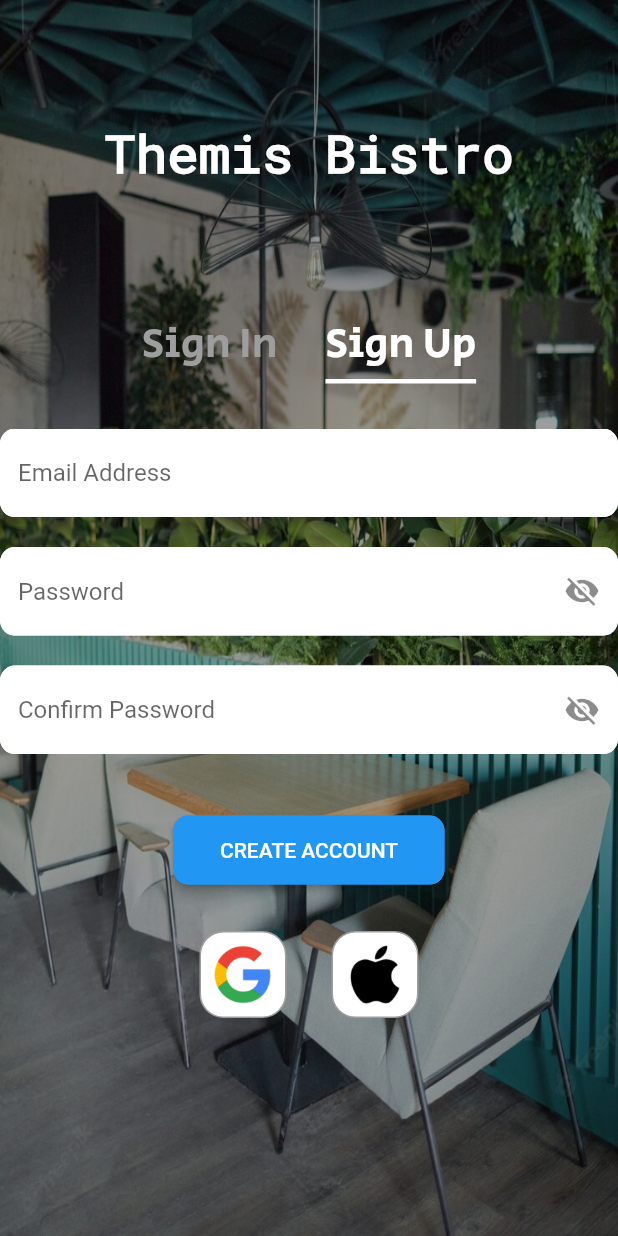
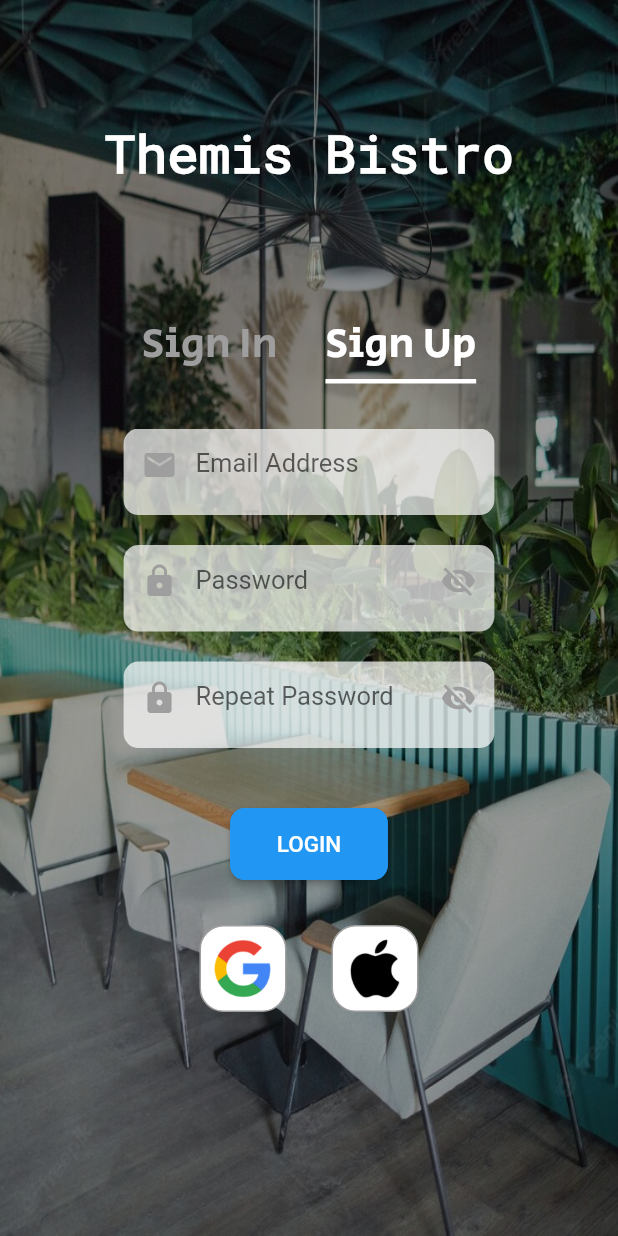
Before and after one commit to mobileapp234/Atestat, a Flutter app: the screen it shows after launch, tab 2 chosen, on a phone screen of 412 x 824 dp. Run offline on Flutter 3.47's test engine with Material 2 defaults, Android fonts, the phone set to English and light mode, and no system bars; drawn by our look-alikes of auto_size_text; our stand-ins replace curved_navigation_bar, firebase_core, google_fonts; accounts and stored records are empty.

Commit message:
sign up work

```diff
--- a/lib/Connection/objects.dart/sign.in.dart
+++ b/lib/Connection/objects.dart/sign.in.dart
@@ -8,8 +8,8 @@ class SignIn extends StatefulWidget {
 }
 
 class _SignInState extends State<SignIn> {
-  final TextEditingController _emailValue1 = TextEditingController();
-  final TextEditingController _passwordlValue1 = TextEditingController();
+  final TextEditingController _emailValue0 = TextEditingController();
+  final TextEditingController _passwordlValue0 = TextEditingController();
   bool _vizibility = true;
   void _toggleVizibility() {
     setState(() {
@@ -33,7 +33,9 @@ class _SignInState extends State<SignIn> {
     });
   }
 
-  FocusNode myFocusNode = new FocusNode();
+  FocusNode f0 = FocusNode();
+  FocusNode f1 = FocusNode();
+
 //   myFocusNode.addListener(() {
 //   setState(() {});
 // });
@@ -56,16 +58,16 @@ class _SignInState extends State<SignIn> {
                   color: Colors.white54.withOpacity(0.7),
                   borderRadius: BorderRadius.circular(10)),
               child: TextFormField(
+                onFieldSubmitted: (value) =>
+                    FocusScope.of(context).requestFocus(f1),
                 onTap: _ChangeColor0,
-                focusNode: myFocusNode,
+                focusNode: f0,
 
                 style: TextStyle(fontSize: 17),
-                controller: _emailValue1,
+                controller: _emailValue0,
                 keyboardType: TextInputType.emailAddress,
                 // textAlign: TextAlign.start,
                 decoration: InputDecoration(
-                    labelStyle: TextStyle(
-                        color: myFocusNode.hasFocus ? Colors.red : Colors.pink),
                     prefixIcon: Icon(
                       Icons.email,
                       color: culoare0,
@@ -84,11 +86,12 @@ class _SignInState extends State<SignIn> {
               decoration: BoxDecoration(
                   color: Colors.white54.withOpacity(0.7),
                   borderRadius: BorderRadius.circular(10)),
-              child: TextField(
+              child: TextFormField(
+                focusNode: f1,
                 onTap: _ChangeColor1,
                 style: TextStyle(fontSize: 17),
                 obscureText: _vizibility,
-                controller: _passwordlValue1,
+                controller: _passwordlValue0,
                 // textAlign: TextAlign.start,
                 decoration: InputDecoration(
                     suffixIcon: GestureDetector(
--- a/lib/Connection/objects.dart/sign.up.dart
+++ b/lib/Connection/objects.dart/sign.up.dart
@@ -10,11 +10,9 @@ class SignUp extends StatefulWidget {
 }
 
 class _SignUpState extends State<SignUp> {
-  final TextEditingController _emailValue2 = TextEditingController();
-
+  final TextEditingController _emailValue1 = TextEditingController();
+  final TextEditingController _passwordlValue1 = TextEditingController();
   final TextEditingController _passwordlValue2 = TextEditingController();
-  final TextEditingController _passwordlValue3 = TextEditingController();
-
   bool _vizibility0 = true;
   void _toggleVizibility0() {
     setState(() {
@@ -29,63 +27,148 @@ class _SignUpState extends State<SignUp> {
     });
   }
 
+  bool _vizibility2 = true;
+  void _toggleVizibility2() {
+    setState(() {
+      _vizibility2 = !_vizibility2;
+    });
+  }
+
+  Color color0 = Colors.grey;
+  Color color1 = Colors.grey;
+  Color color2 = Colors.grey;
+  void _ChangeColor0() {
+    setState(() {
+      color0 = Colors.black54 as Color;
+      color1 = Colors.grey as Color;
+      color2 = Colors.grey as Color;
+    });
+  }
+
+  void _ChangeColor1() {
+    setState(() {
+      color0 = Colors.black54 as Color;
+      color1 = Colors.grey as Color;
+      color2 = Colors.grey as Color;
+    });
+  }
+
+  void _ChangeColor2() {
+    setState(() {
+      color2 = Colors.black54 as Color;
+      color1 = Colors.grey as Color;
+      color0 = Colors.grey as Color;
+    });
+  }
+
+  FocusNode f0 = FocusNode();
+  FocusNode f1 = FocusNode();
   @override
   Widget build(BuildContext context) {
-    return Container(
+    return SizedBox(
       child: Center(
           child: Column(
         children: [
-          TextField(
-            //onTap: (int index){},
-            controller: _emailValue2,
-            expands: false,
-            maxLines: 1,
-            decoration: const InputDecoration(
-                filled: true,
-                fillColor: Colors.white,
+          Container(
+              height: MediaQuery.of(context).size.height * 0.07,
+              width: MediaQuery.of(context).size.width * 0.6,
+              decoration: BoxDecoration(
+                  color: Colors.white54.withOpacity(0.7),
+                  borderRadius: BorderRadius.circular(10)),
+              child: TextFormField(
+                onFieldSubmitted: (value) =>
+                    FocusScope.of(context).requestFocus(f1),
+                onTap: _ChangeColor0,
+                focusNode: f0,
+
+                style: TextStyle(fontSize: 17),
+                controller: _emailValue1,
+                keyboardType: TextInputType.emailAddress,
+                // textAlign: TextAlign.start,
+                decoration: InputDecoration(
+                    prefixIcon: Icon(
+                      Icons.email,
+                      color: color0,
+                    ),
+                    contentPadding: EdgeInsets.all(13),
+                    floatingLabelStyle: TextStyle(fontSize: 12),
+                    // filled: true,
+                    // fillColor: Colors.white,
                     hintText: 'Email Address',
-                enabledBorder: OutlineInputBorder(
-                    borderRadius: BorderRadius.all(Radius.circular(10)),
-                    borderSide: BorderSide(color: Colors.white))),
-          ),
+                    border: InputBorder.none),
+              )),
           const SizedBox(height: 20),
-          TextField(
-            controller: _passwordlValue2,
-            expands: false,
-            maxLines: 1,
+          Container(
+              height: MediaQuery.of(context).size.height * 0.07,
+              width: MediaQuery.of(context).size.width * 0.6,
+              decoration: BoxDecoration(
+                  color: Colors.white54.withOpacity(0.7),
+                  borderRadius: BorderRadius.circular(10)),
+              child: TextFormField(
+                focusNode: f1,
+                onTap: _ChangeColor1,
+                style: TextStyle(fontSize: 17),
+                obscureText: _vizibility0,
+                controller: _passwordlValue1,
+                // textAlign: TextAlign.start,
                 decoration: InputDecoration(
-                filled: true,
-                fillColor: Colors.white,
-                hintText: 'Password',
-                suffixIcon: GestureDetector(
-                  onTap: _toggleVizibility0,
-                  child: Icon(
-                      _vizibility0 ? Icons.visibility_off : Icons.visibility),
-                ),
-                enabledBorder: const OutlineInputBorder(
-                    borderRadius: BorderRadius.all(Radius.circular(10)),
-                    borderSide: BorderSide(color: Colors.white))),
-            obscureText: _vizibility0,
-          ),
-          const SizedBox(height: 20),
-          TextField(
-            controller: _passwordlValue3,
-            expands: false,
-            maxLines: 1,
-            decoration: InputDecoration(
-                filled: true,
-                fillColor: Colors.white,
-                hintText: 'Confirm Password',
                     suffixIcon: GestureDetector(
                       onTap: _toggleVizibility1,
                       child: Icon(
-                      _vizibility1 ? Icons.visibility_off : Icons.visibility),
+                        _vizibility0 ? Icons.visibility_off : Icons.visibility,
+                        color: color1,
                       ),
-                enabledBorder: const OutlineInputBorder(
-                    borderRadius: BorderRadius.all(Radius.circular(10)),
-                    borderSide: BorderSide(color: Colors.white))),
-            obscureText: _vizibility1,
                     ),
+                    labelStyle: TextStyle(
+                      color: Colors.white, //<-- SEE HERE
+                    ),
+                    prefixIcon: Icon(
+                      Icons.lock,
+                      color: color1,
+                    ),
+                    contentPadding: EdgeInsets.all(13),
+                    floatingLabelStyle: TextStyle(fontSize: 12),
+                    // filled: true,
+                    // fillColor: Colors.white,
+                    hintText: 'Password',
+                    border: InputBorder.none),
+              )),
+          const SizedBox(height: 20),
+          Container(
+              height: MediaQuery.of(context).size.height * 0.07,
+              width: MediaQuery.of(context).size.width * 0.6,
+              decoration: BoxDecoration(
+                  color: Colors.white54.withOpacity(0.7),
+                  borderRadius: BorderRadius.circular(10)),
+              child: TextFormField(
+                focusNode: f1,
+                onTap: _ChangeColor1,
+                style: TextStyle(fontSize: 17),
+                obscureText: _vizibility0,
+                controller: _passwordlValue2,
+                // textAlign: TextAlign.start,
+                decoration: InputDecoration(
+                    suffixIcon: GestureDetector(
+                      onTap: _toggleVizibility2,
+                      child: Icon(
+                        _vizibility2 ? Icons.visibility_off : Icons.visibility,
+                        color: color1,
+                      ),
+                    ),
+                    labelStyle: TextStyle(
+                      color: Colors.white,
+                    ),
+                    prefixIcon: Icon(
+                      Icons.lock,
+                      color: color1,
+                    ),
+                    contentPadding: EdgeInsets.all(13),
+                    floatingLabelStyle: TextStyle(fontSize: 12),
+                    // filled: true,
+                    // fillColor: Colors.white,
+                    hintText: 'Repeat Password',
+                    border: InputBorder.none),
+              )),
           const SizedBox(height: 40),
           ElevatedButton(
               style: ButtonStyle(
@@ -97,19 +180,11 @@ class _SignUpState extends State<SignUp> {
                       RoundedRectangleBorder(
                           borderRadius: BorderRadius.circular(10),
                           side: const BorderSide(color: Colors.blue)))),
-              onPressed: () {
-                Navigator.push(
-                  context,
-                  MaterialPageRoute(builder: (context) => const MainPage()),
-                );
-              },
+              onPressed: () {},
               child: Padding(
                 padding: const EdgeInsets.all(15),
-                child: AutoSizeText(
-                  "Create Account".toUpperCase(),
-                  style: const TextStyle(fontSize: 14),
-                  maxLines: 1,
-                ),
+                child: Text("Login".toUpperCase(),
+                    style: const TextStyle(fontSize: 15)),
               )),
           const SizedBox(height: 30),
           Column(
@@ -145,7 +220,7 @@ class _SignUpState extends State<SignUp> {
                         borderRadius: BorderRadius.circular(16),
                         color: Colors.white),
                     child: const Padding(
-                      padding: EdgeInsets.all(8.0),
+                      padding: EdgeInsets.all(8),
                       child: DecoratedBox(
                         decoration: BoxDecoration(
                           image: DecorationImage(
```
Lines whose indentation alone changed are shown as unchanged.
